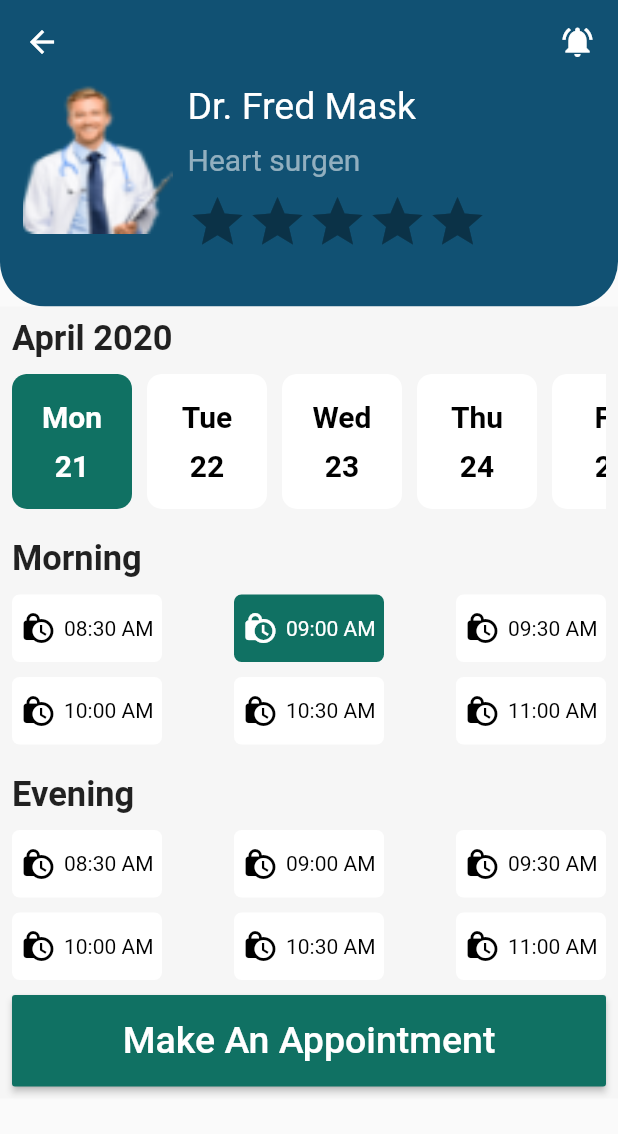
After one commit to MahmoudElmaghraby/Doctor-Flutter-App, a Flutter app: the screen it shows after launch, after a tap on "Dr. Fred Mask", on a phone screen of 412 x 824 dp. The commit adds this screen. Shown: the top 1134 px of the screen. Run offline on Flutter 3.47's test engine with Material 2 defaults, Android fonts, the phone set to English and light mode, and no system bars; drawn by our look-alikes of flutter_rating_bar.

Commit message:
finishing UI

```diff
--- a/lib/pages/first_page.dart
+++ b/lib/pages/first_page.dart
@@ -1,6 +1,7 @@
 import 'package:doctor_flutter_app/core/contants.dart';
 import 'package:doctor_flutter_app/models/cat_model.dart';
 import 'package:doctor_flutter_app/models/doctors_model.dart';
+import 'package:doctor_flutter_app/pages/second_page.dart';
 import 'package:flutter/material.dart';
 
 class FirstPage extends StatelessWidget {
@@ -161,6 +162,7 @@ class FirstPage extends StatelessWidget {
                         docModel.docSpecialization,
                         docModel.docRate,
                         docModel.distance,
+                        context,
                       );
                     },
                   ),
@@ -179,8 +181,17 @@ class FirstPage extends StatelessWidget {
     String specialization,
     double rate,
     double dist,
+    BuildContext context,
   ) {
-    return Card(
+    return GestureDetector(
+      onTap: () {
+        Navigator.of(context).push(
+          MaterialPageRoute(
+            builder: (_) => SecondPage(),
+          ),
+        );
+      },
+      child: Card(
         child: Row(
           children: [
             Image.asset(
@@ -250,6 +261,7 @@ class FirstPage extends StatelessWidget {
             ),
           ],
         ),
+      ),
     );
   }
 
--- /dev/null
+++ b/lib/pages/second_page.dart
@@ -0,0 +1,261 @@
+import 'package:doctor_flutter_app/core/contants.dart';
+import 'package:flutter/cupertino.dart';
+import 'package:flutter/material.dart';
+import 'package:flutter_rating_bar/flutter_rating_bar.dart';
+
+class SecondPage extends StatelessWidget {
+  @override
+  Widget build(BuildContext context) {
+    return Scaffold(
+      appBar: AppBar(
+        actions: [
+          Icon(Icons.notifications_active),
+          SizedBox(width: 15),
+        ],
+        backgroundColor: AppColors.blueColor,
+        shadowColor: Colors.transparent,
+      ),
+      body: ListView(
+        children: [
+          Container(
+            height: MediaQuery.of(context).size.height * 0.18,
+            decoration: BoxDecoration(
+              color: AppColors.blueColor,
+              borderRadius: BorderRadius.only(
+                bottomLeft: Radius.circular(30),
+                bottomRight: Radius.circular(30),
+              ),
+            ),
+            child: Row(
+              crossAxisAlignment: CrossAxisAlignment.start,
+              children: [
+                SizedBox(width: 15),
+                Image.asset(
+                  'assets/doc_s1.png',
+                  height: 100,
+                  width: 100,
+                  fit: BoxFit.fill,
+                ),
+                SizedBox(width: 10),
+                Column(
+                  crossAxisAlignment: CrossAxisAlignment.start,
+                  children: [
+                    Text(
+                      'Dr. Fred Mask',
+                      style: TextStyle(
+                        fontSize: 25,
+                        color: Colors.white,
+                      ),
+                    ),
+                    SizedBox(height: 10),
+                    Text(
+                      'Heart surgen',
+                      style: TextStyle(
+                        fontSize: 20,
+                        color: Colors.white54,
+                      ),
+                    ),
+                    SizedBox(height: 10),
+                    RatingBar.builder(
+                      itemBuilder: (context, _) => Icon(
+                        Icons.star,
+                        color: Colors.amber,
+                      ),
+                      onRatingUpdate: (_) {},
+                    ),
+                  ],
+                ),
+              ],
+            ),
+          ),
+          Container(
+            padding: EdgeInsets.all(8.0),
+            color: AppColors.darkWhiteColor,
+            child: Column(
+              crossAxisAlignment: CrossAxisAlignment.start,
+              children: [
+                Text(
+                  'April 2020',
+                  style: TextStyle(
+                    fontSize: 23,
+                    fontWeight: FontWeight.bold,
+                  ),
+                ),
+                SizedBox(height: 10),
+                Container(
+                  height: 90,
+                  child: ListView(
+                    scrollDirection: Axis.horizontal,
+                    children: [
+                      _buildData('Mon', '21', true),
+                      _buildData('Tue', '22', false),
+                      _buildData('Wed', '23', false),
+                      _buildData('Thu', '24', false),
+                      _buildData('Fri', '25', false),
+                      _buildData('Tue', '26', false),
+                      _buildData('Tue', '27', false),
+                    ],
+                  ),
+                ),
+                SizedBox(height: 20),
+                Text(
+                  'Morning',
+                  style: TextStyle(
+                    fontSize: 23,
+                    fontWeight: FontWeight.bold,
+                  ),
+                ),
+                SizedBox(height: 10),
+                Column(
+                  children: [
+                    Row(
+                      mainAxisAlignment: MainAxisAlignment.spaceBetween,
+                      children: [
+                        _buildClockTime('08:30 AM', false),
+                        _buildClockTime('09:00 AM', true),
+                        _buildClockTime('09:30 AM', false),
+                      ],
+                    ),
+                    SizedBox(height: 10),
+                    Row(
+                      mainAxisAlignment: MainAxisAlignment.spaceBetween,
+                      children: [
+                        _buildClockTime('10:00 AM', false),
+                        _buildClockTime('10:30 AM', false),
+                        _buildClockTime('11:00 AM', false),
+                      ],
+                    ),
+                  ],
+                ),
+                SizedBox(height: 20),
+                Text(
+                  'Evening',
+                  style: TextStyle(
+                    fontSize: 23,
+                    fontWeight: FontWeight.bold,
+                  ),
+                ),
+                SizedBox(height: 10),
+                Column(
+                  children: [
+                    Row(
+                      mainAxisAlignment: MainAxisAlignment.spaceBetween,
+                      children: [
+                        _buildClockTime('08:30 AM', false),
+                        _buildClockTime('09:00 AM', false),
+                        _buildClockTime('09:30 AM', false),
+                      ],
+                    ),
+                    SizedBox(height: 10),
+                    Row(
+                      mainAxisAlignment: MainAxisAlignment.spaceBetween,
+                      children: [
+                        _buildClockTime('10:00 AM', false),
+                        _buildClockTime('10:30 AM', false),
+                        _buildClockTime('11:00 AM', false),
+                      ],
+                    ),
+                  ],
+                ),
+                SizedBox(height: 10),
+                Container(
+                  width: MediaQuery.of(context).size.width,
+                  decoration: BoxDecoration(
+                    borderRadius: BorderRadius.all(
+                      Radius.circular(8.0),
+                    ),
+                  ),
+                  child: RaisedButton(
+                    color: AppColors.greenColor,
+                    padding: EdgeInsets.all(16.0),
+                    onPressed: () {},
+                    child: Text(
+                      'Make An Appointment',
+                      style: TextStyle(
+                        fontSize: 25.0,
+                        color: Colors.white,
+                      ),
+                    ),
+                  ),
+                ),
+              ],
+            ),
+          ),
+        ],
+      ),
+    );
+  }
+
+  Widget _buildClockTime(String text, bool selected) {
+    return Container(
+      height: 45,
+      width: 100,
+      decoration: BoxDecoration(
+        color: selected ? AppColors.greenColor : Colors.white,
+        borderRadius: BorderRadius.all(
+          Radius.circular(5),
+        ),
+      ),
+      child: Row(
+        mainAxisAlignment: MainAxisAlignment.center,
+        children: [
+          Icon(
+            Icons.lock_clock,
+            color: selected ? Colors.white : Colors.black,
+          ),
+          SizedBox(width: 5.0),
+          Text(
+            text,
+            style: TextStyle(
+              color: selected ? Colors.white : Colors.black,
+            ),
+          ),
+        ],
+      ),
+    );
+  }
+
+  Widget _buildData(
+    String month,
+    String day,
+    bool selected,
+  ) {
+    return Row(
+      children: [
+        Container(
+          width: 80,
+          height: 110,
+          decoration: BoxDecoration(
+            color: selected ? AppColors.greenColor : Colors.white,
+            borderRadius: BorderRadius.all(
+              Radius.circular(10.0),
+            ),
+          ),
+          child: Column(
+            mainAxisAlignment: MainAxisAlignment.center,
+            children: [
+              Text(
+                month,
+                style: TextStyle(
+                  fontSize: 20.0,
+                  color: selected ? Colors.white : Colors.black,
+                  fontWeight: FontWeight.bold,
+                ),
+              ),
+              SizedBox(height: 10),
+              Text(
+                day,
+                style: TextStyle(
+                  fontSize: 20.0,
+                  color: selected ? Colors.white : Colors.black,
+                  fontWeight: FontWeight.bold,
+                ),
+              ),
+            ],
+          ),
+        ),
+        SizedBox(width: 10),
+      ],
+    );
+  }
+}
--- a/pubspec.yaml
+++ b/pubspec.yaml
@@ -28,6 +28,7 @@ dependencies:
   # The following adds the Cupertino Icons font to your application.
   # Use with the CupertinoIcons class for iOS style icons.
   cupertino_icons: ^1.0.2
+  flutter_rating_bar: ^4.0.0
 
 dev_dependencies:
   flutter_test:
```
Also changed, not shown: pubspec.lock, 1 other file. Lines whose indentation alone changed are shown as unchanged.
